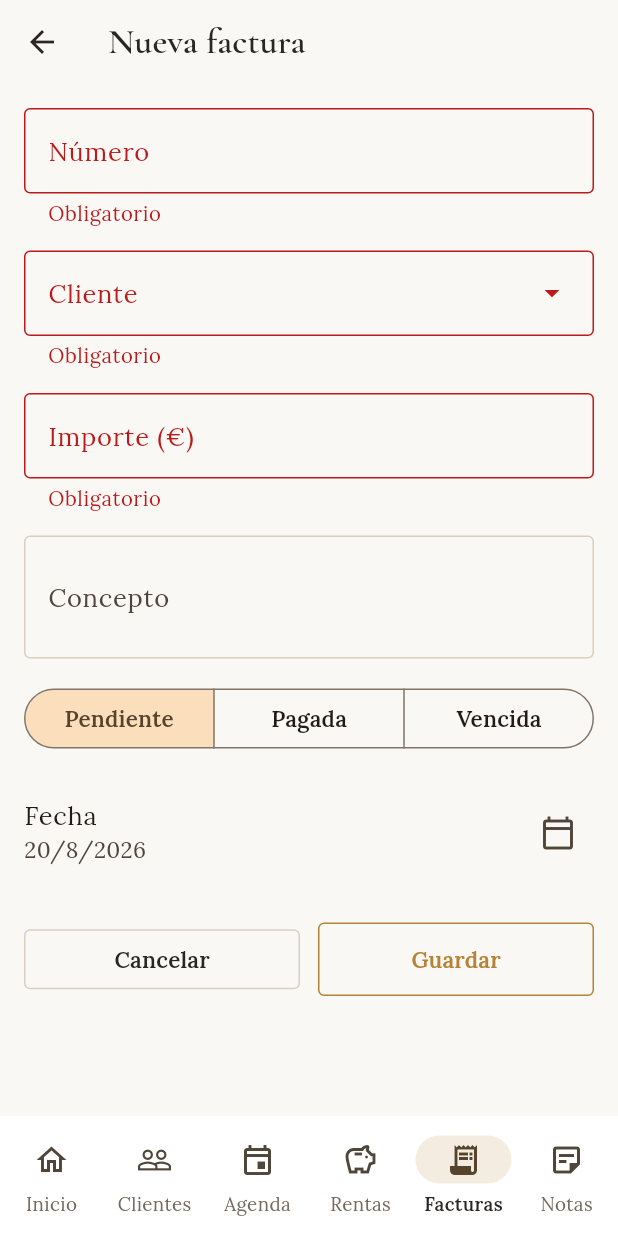
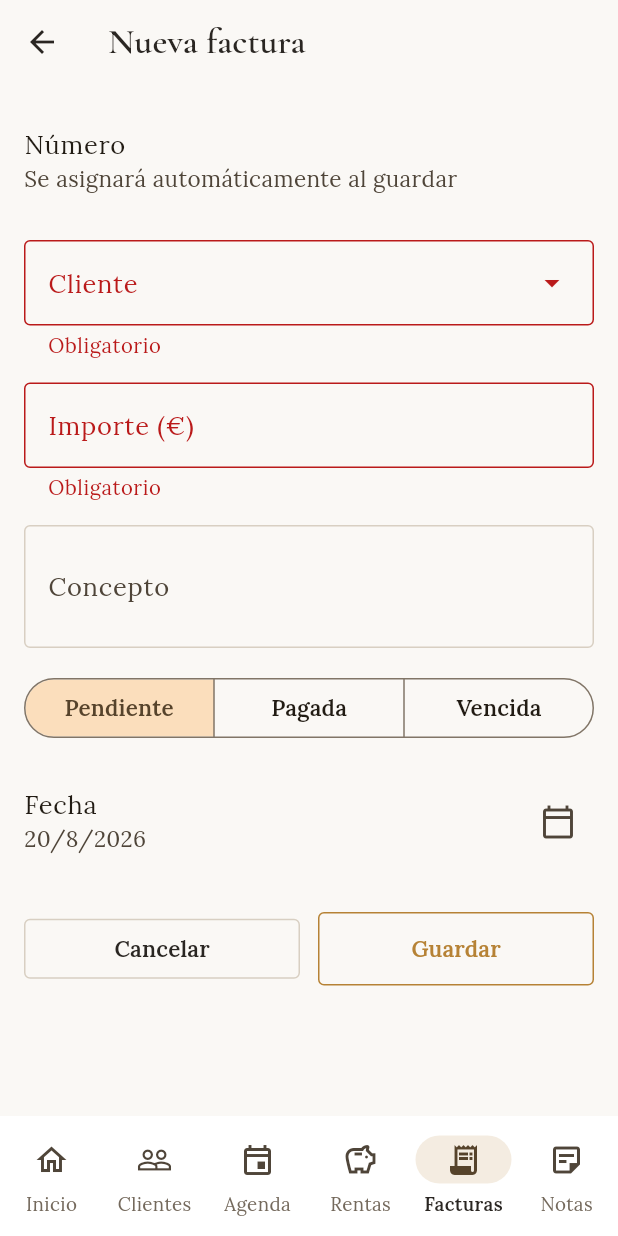
Before and after one commit to AinhoaTomass/tus-juicios, a Flutter app: the FacturaFormularioScreen screen opened by its route, after a tap on "Guardar", on a phone screen of 412 x 824 dp. Run offline on Flutter 3.47's test engine with Material 3 defaults, Android fonts, the phone set to English and light mode, and no system bars; our stand-ins replace file_picker, flutter_local_notifications, flutter_riverpod, go_router, google_fonts, pdf and 5 more; accounts and stored records are empty; generated files the repository leaves out were written again.

Commit message:
Numerar facturas automáticamente y mostrar errores de guardado
El formulario no avisaba si el guardado fallaba (p.ej. número
duplicado, ya que era único y de texto libre), así que parecía
que "no funcionaba". Ahora el número se asigna solo con una
secuencia en Supabase y el formulario muestra el error real si
Supabase rechaza el guardado.

Co-Authored-By: Claude Sonnet 5 <noreply@anthropic.com>

```diff
--- a/lib/features/facturas/data/factura_mapper.dart
+++ b/lib/features/facturas/data/factura_mapper.dart
@@ -17,7 +17,9 @@ extension FacturaMapper on Map<String, dynamic> {
 
 extension FacturaToRow on Factura {
   Map<String, dynamic> toRow() => {
-        'numero': numero,
+        // Sin número todavía (alta): se omite para que la base de datos
+        // asigne el siguiente correlativo automáticamente.
+        if (numero.isNotEmpty) 'numero': numero,
         'cliente_id': clienteId,
         'importe': importe,
         'estado': estado.name,
--- a/lib/features/facturas/presentation/factura_formulario_screen.dart
+++ b/lib/features/facturas/presentation/factura_formulario_screen.dart
@@ -86,18 +86,27 @@ class _FacturaFormularioScreenState extends ConsumerState<FacturaFormularioScree
       concepto: _conceptoCtrl.text.trim().isEmpty ? null : _conceptoCtrl.text.trim(),
     );
 
-    if (widget.facturaId == null) {
-      await repo.crearFactura(factura);
-    } else {
-      await repo.actualizarFactura(factura);
+    var mensaje = 'Factura guardada';
+    try {
+      if (widget.facturaId == null) {
+        final creada = await repo.crearFactura(factura);
+        mensaje = 'Factura nº ${creada.numero} guardada';
+      } else {
+        await repo.actualizarFactura(factura);
+      }
+    } catch (error) {
+      if (mounted) {
+        ScaffoldMessenger.of(context).showSnackBar(
+          SnackBar(content: Text('Error al guardar la factura: $error')),
+        );
+      }
+      return;
     }
 
     ref.invalidate(facturasListaProvider);
     ref.read(formularioSucioProvider.notifier).limpiar();
     if (mounted) {
-      ScaffoldMessenger.of(context).showSnackBar(
-        const SnackBar(content: Text('Factura guardada')),
-      );
+      ScaffoldMessenger.of(context).showSnackBar(SnackBar(content: Text(mensaje)));
       context.pop();
     }
   }
@@ -143,10 +152,12 @@ class _FacturaFormularioScreenState extends ConsumerState<FacturaFormularioScree
           child: ListView(
             padding: const EdgeInsets.all(16),
             children: [
-              TextFormField(
-                controller: _numeroCtrl,
-                decoration: const InputDecoration(labelText: 'Número'),
-                validator: (value) => (value == null || value.isEmpty) ? 'Obligatorio' : null,
+              ListTile(
+                contentPadding: EdgeInsets.zero,
+                title: const Text('Número'),
+                subtitle: Text(
+                  esEdicion ? _numeroCtrl.text : 'Se asignará automáticamente al guardar',
+                ),
               ),
               const SizedBox(height: 16),
               clientesAsync.when(
```
